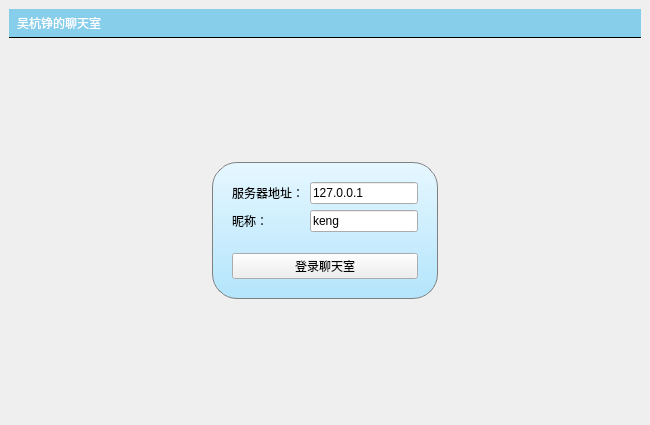
Qt form Lab4_REDO/ChatClient/mainwindow.ui (REI1208/Qt_work_code) before a commit.
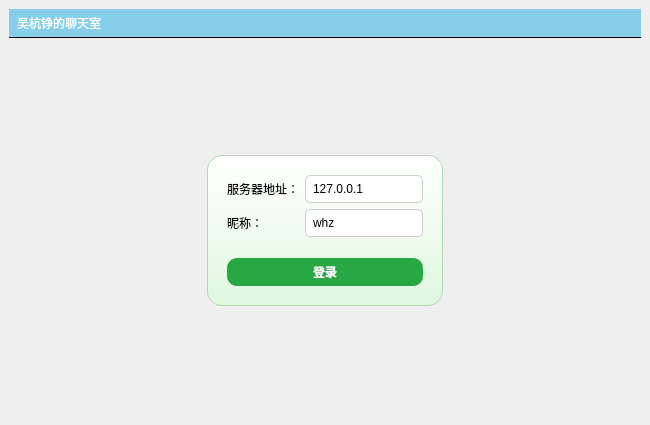
The same form after that commit. The open tabs and pages were chosen to show the change.

```diff
--- a/Lab4_REDO/ChatClient/mainwindow.ui
+++ b/Lab4_REDO/ChatClient/mainwindow.ui
@@ -159,13 +159,59 @@
         <item row="1" column="1">
          <widget class="QFrame" name="loginFrame">
           <property name="styleSheet">
-           <string notr="true">#loginFrame{
-background: qlineargradient(x1:0,y1:0,x2:0,y2:1,stop:0 #e6f7ff,stop:1 #b3e5fc);
-border: 1px solid gray;
-padding: 10px;
-border-radius: 25px;
-}</string>
-          </property>
+ <string notr="true">
+#titleLabel {
+    background: #f5f5f5;
+    border: none;
+    border-bottom: 2px solid #3c3c3c;
+    padding: 5px;
+    font: 24pt "黑体";
+    color: #b2d8b2;
+}
+
+#mainFrame {
+    border: none;
+    background: #ffffff;
+}
+
+#loginFrame {
+    background: qlineargradient(x1: 0, y1: 0, x2: 0, y2: 1, stop: 0 #ffffff, stop: 1 #e0f7df);
+    border: 1px solid #b2d8b2;
+    padding: 10px;
+    border-radius: 15px;
+}
+
+QPushButton {
+    background-color: #28a745;
+    color: white;
+    border-radius: 10px;
+    padding: 5px 15px;
+    font: bold;
+}
+
+QPushButton:hover {
+    background-color: #218838;
+}
+
+QLineEdit {
+    border: 1px solid #cccccc;
+    border-radius: 5px;
+    padding: 5px;
+}
+
+QListWidget {
+    background-color: #f9f9f9;
+    border: 1px solid #dcdcdc;
+}
+
+QTextEdit {
+    background-color: #ffffff;
+    border: 1px solid #cccccc;
+    padding: 5px;
+}
+</string>
+</property>
+
           <property name="frameShape">
            <enum>QFrame::Shape::StyledPanel</enum>
           </property>
@@ -192,7 +238,7 @@
              <item row="1" column="1">
               <widget class="QLineEdit" name="usernameEdit">
                <property name="text">
-                <string>keng</string>
+                <string>whz</string>
                </property>
               </widget>
              </item>
@@ -224,7 +270,7 @@
            <item>
             <widget class="QPushButton" name="loginButton">
              <property name="text">
-              <string>登录聊天室</string>
+              <string>登录</string>
              </property>
             </widget>
            </item>
```
Left out of the diff: 2 changed lines with no effect on the pictures.
